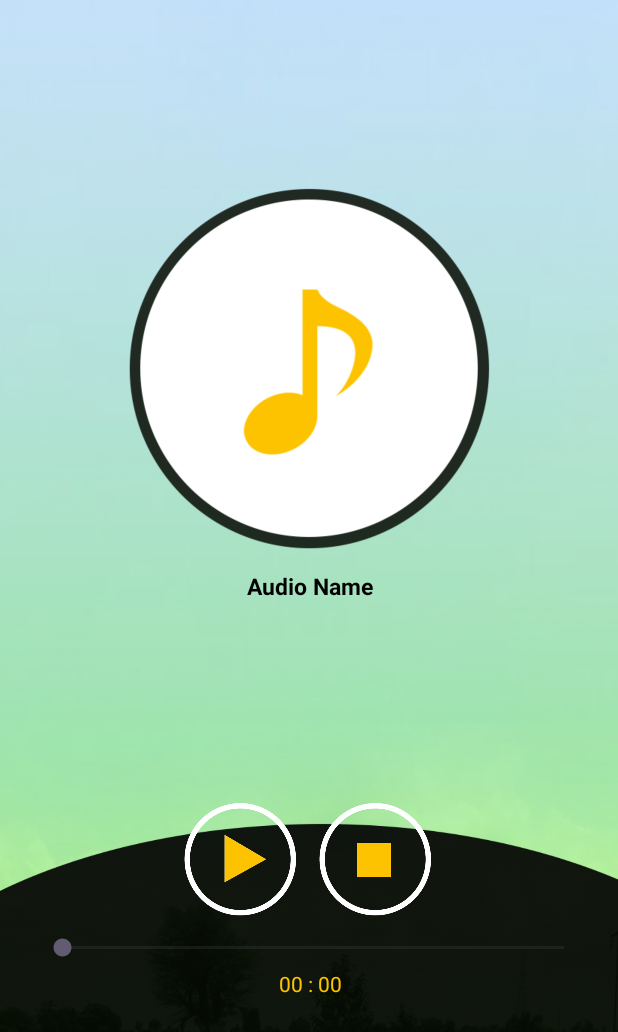
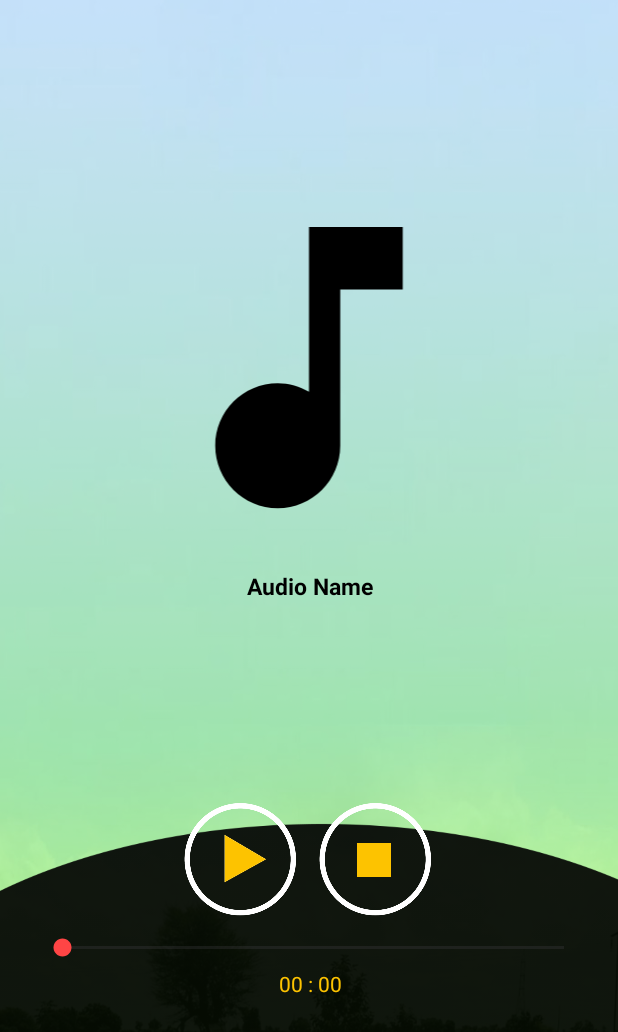
Before and after one commit to AnshukumarAk/All-In-One-Music-Player, an Android app: the MusicPlayActivity screen opened directly, with no data from a screen before it, on a phone screen of 412 x 824 dp. Shown: the top 1032 px of the screen. Run offline under Robolectric (Android 15) with nearby library versions, the light colour scheme and no system bars; 1 statement that could not run was skipped.

Commit message:
Some Changes Music Album show photo Working

```diff
--- a/app/src/main/java/com/anshu/allinonemusicplayer/Activity/MusicPlayActivity.java
+++ b/app/src/main/java/com/anshu/allinonemusicplayer/Activity/MusicPlayActivity.java
@@ -6,6 +6,8 @@ import android.annotation.SuppressLint;
 import android.app.ProgressDialog;
 import android.content.Intent;
 import android.content.res.AssetFileDescriptor;
+import android.graphics.Bitmap;
+import android.graphics.BitmapFactory;
 import android.media.AudioManager;
 import android.media.MediaMetadataRetriever;
 import android.media.MediaPlayer;
@@ -124,54 +126,6 @@ public class MusicPlayActivity extends AppCompatActivity {
             throw new RuntimeException(e);
         }
 
-//        play.setOnClickListener(new View.OnClickListener() {
-//            @Override
-//            public void onClick(View view) {
-//                play.setVisibility(View.GONE);
-//                pause.setVisibility(View.VISIBLE);
-//                mediaPlayer.start();
-//                seekBar.setMax(mediaPlayer.getDuration());
-//                handler.postDelayed(runnable,0);
-//            }
-//        });
-
-//        pause.setOnClickListener(new View.OnClickListener() {
-//            @Override
-//            public void onClick(View view) {
-//                pause.setVisibility(View.GONE);
-//                play.setVisibility(View.VISIBLE);
-//                mediaPlayer.pause();
-//                handler.removeCallbacks(runnable);
-//            }
-//        });
-
-//        forward.setOnClickListener(new View.OnClickListener() {
-//            @Override
-//            public void onClick(View view) {
-//                int currentPos = mediaPlayer.getCurrentPosition();
-//                int duration = mediaPlayer.getDuration();
-//                if (mediaPlayer.isPlaying() && duration != currentPos);
-//                currentPos = currentPos +5000;
-//                playerpos.setText(convertFormat(currentPos));
-//                mediaPlayer.seekTo(currentPos);
-//
-//            }
-//        });
-
-//        rewind.setOnClickListener(new View.OnClickListener() {
-//            @Override
-//            public void onClick(View view) {
-//                int currentPos = mediaPlayer.getCurrentPosition();
-//
-//                if (mediaPlayer.isPlaying() && currentPos > 5000){
-//                    currentPos = currentPos -5000;
-////                    playerpos.setText(convertFormat(currentPos));
-//                    mediaPlayer.seekTo(currentPos);
-//                }
-//
-//            }
-//        });
-
         seekBar.setOnSeekBarChangeListener(new SeekBar.OnSeekBarChangeListener() {
             @Override
             public void onProgressChanged(SeekBar seekBar, int i, boolean b) {
@@ -197,6 +151,16 @@ public class MusicPlayActivity extends AppCompatActivity {
                 mediaPlayer.seekTo(0);
             }
         });
+
+        // Fetch album art
+        Bitmap albumArt = getAlbumArt(Audio_Path);
+        if (albumArt != null) {
+            binding.imgLogo.setImageBitmap(albumArt);
+        } else {
+            // Set a default image if no album art found
+           binding.imgLogo.setImageResource(R.drawable.music_icon);
+        }
+
 
     }
 
@@ -302,6 +266,16 @@ public class MusicPlayActivity extends AppCompatActivity {
         else time = String.format("%02d", minutes) + ":" + String.format("%02d", seconds);
         return time;
     }
+    public static Bitmap getAlbumArt(String audioFilePath) {
+        MediaMetadataRetriever retriever = new MediaMetadataRetriever();
+        retriever.setDataSource(audioFilePath);
 
+        byte[] albumArt = retriever.getEmbeddedPicture();
+        if (albumArt != null) {
+            return BitmapFactory.decodeByteArray(albumArt, 0, albumArt.length);
+        } else {
+            return null;
+        }
+    }
 
 }
--- /dev/null
+++ b/app/src/main/res/drawable/music_icon.xml
@@ -0,0 +1,5 @@
+<vector android:height="24dp" android:tint="#000000"
+    android:viewportHeight="24" android:viewportWidth="24"
+    android:width="24dp" xmlns:android="http://schemas.android.com/apk/res/android">
+    <path android:fillColor="@android:color/white" android:pathData="M12,3v10.55c-0.59,-0.34 -1.27,-0.55 -2,-0.55 -2.21,0 -4,1.79 -4,4s1.79,4 4,4 4,-1.79 4,-4V7h4V3h-6z"/>
+</vector>
--- a/app/src/main/res/layout/activity_music_play.xml
+++ b/app/src/main/res/layout/activity_music_play.xml
@@ -6,6 +6,8 @@
     android:orientation="vertical"
     android:background="@drawable/screen2"
     tools:context=".Activity.MusicPlayActivity">
+
+
 
     <LinearLayout
         android:layout_width="match_parent"
@@ -128,7 +130,8 @@
                 android:layout_marginLeft="20dp"
                 android:layout_toLeftOf="@+id/txtSongTime"
                 android:layout_toRightOf="@+id/txtStartTime"
-                android:layout_weight="0.6" />
+                android:layout_weight="0.6"
+                android:thumbTint="@color/your_thumb_color"/>
 
             <TextView
                 android:id="@+id/txtSongTime"
--- a/app/src/main/res/layout/custome_music_file_list.xml
+++ b/app/src/main/res/layout/custome_music_file_list.xml
@@ -23,13 +23,13 @@
                 android:id="@+id/iv_album"
                 android:layout_width="65dp"
                 android:layout_height="65dp"
-                android:layout_gravity="center"
                 android:src="@drawable/album_photo"/>
 
             <LinearLayout
                 android:layout_width="match_parent"
                 android:layout_height="wrap_content"
                 android:padding="5dp"
+                android:layout_gravity="center"
                 android:orientation="vertical">
 
                 <TextView
@@ -41,6 +41,7 @@
                 <TextView
                     android:id="@+id/path_tv"
                     android:layout_width="wrap_content"
+                    android:singleLine="true"
                     android:layout_height="wrap_content"/>
 
             </LinearLayout>
--- a/app/src/main/res/values/colors.xml
+++ b/app/src/main/res/values/colors.xml
@@ -4,5 +4,5 @@
     <color name="white">#FFFFFFFF</color>
     <color name="yellow">#ff8c00</color>
     <color name="colorPrimary">#FDC300</color>
-
+    <color name="your_thumb_color">#FF4545</color>
 </resources>
```
Also changed, not shown: app/src/main/java/com/anshu/allinonemusicplayer/Activity/Adapter/MusicFileAdapter.java (+23 -0 lines), app/src/main/res/layout/activity_main.xml (+6 -9 lines).
